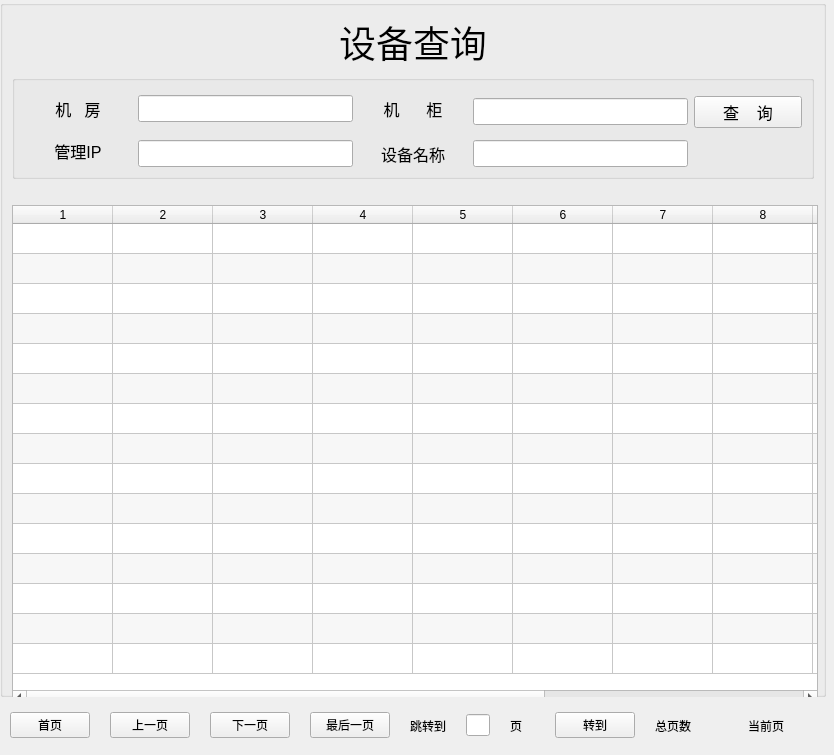
First picture: the form in stu/MachineSelect.ui, repository tainyuhong/pyside_study1, before the edit.
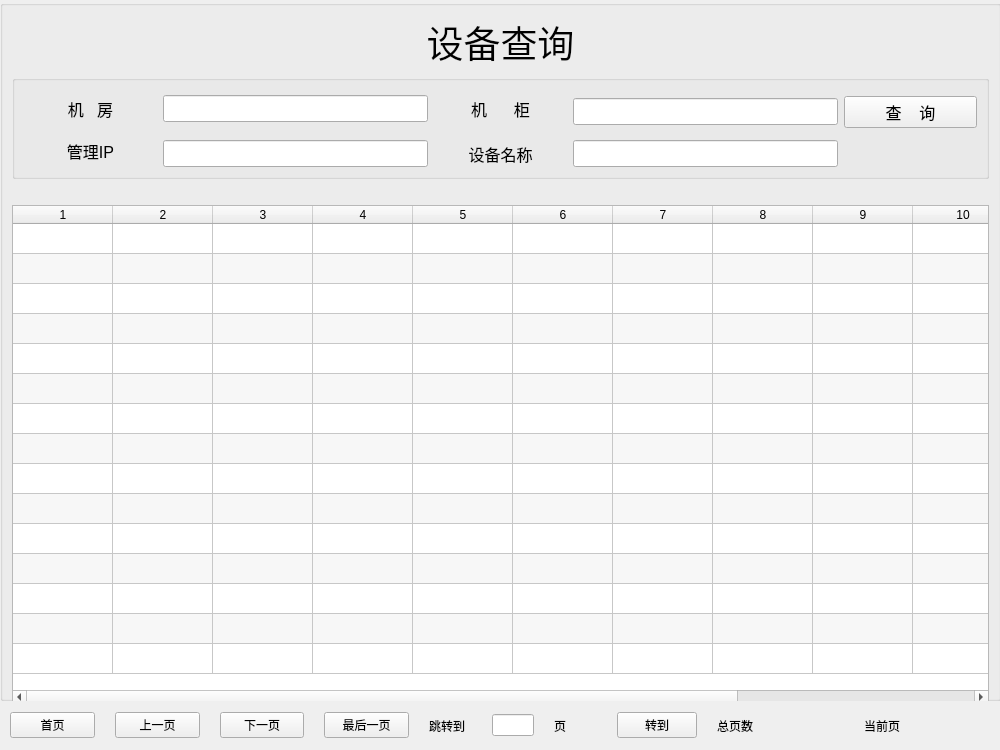
Second picture: the form after the edit. Icons and pictures are not drawn.

Commit message: 完成了上下页按钮的不可用情况

The edit to the form file:
```diff
--- a/stu/MachineSelect.ui
+++ b/stu/MachineSelect.ui
@@ -6,8 +6,8 @@
    <rect>
     <x>0</x>
     <y>0</y>
-    <width>834</width>
-    <height>755</height>
+    <width>1000</width>
+    <height>750</height>
    </rect>
   </property>
   <property name="sizePolicy">
@@ -28,8 +28,8 @@
     <rect>
      <x>0</x>
      <y>0</y>
-     <width>826</width>
-     <height>697</height>
+     <width>1001</width>
+     <height>701</height>
     </rect>
    </property>
    <property name="sizePolicy">
@@ -305,7 +305,7 @@
     <rect>
      <x>10</x>
      <y>710</y>
-     <width>811</width>
+     <width>981</width>
      <height>31</height>
     </rect>
    </property>
```
The commit also changes 5 other files.
